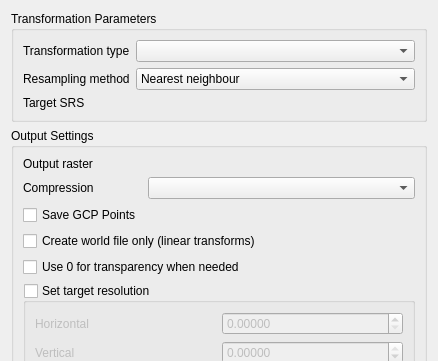
The window that src/plugins/georeferencer/qgstransformsettingsdialogbase.ui (carsmie/QGIS) describes before a commit, drawn with Qt 5; both pictures show x 0 to 438 and y 0 to 361 of the 438 by 702 pixel window.
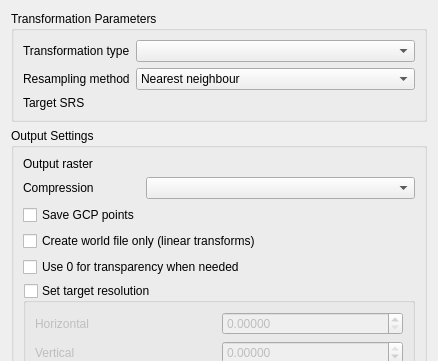
The same window after the commit. Custom widgets are drawn as their Qt base class.

Commit message: fix typo and HIG

Diff of the .ui file:
```diff
--- a/src/plugins/georeferencer/qgstransformsettingsdialogbase.ui
+++ b/src/plugins/georeferencer/qgstransformsettingsdialogbase.ui
@@ -162,7 +162,7 @@
       <item row="2" column="0">
        <widget class="QCheckBox" name="saveGcpCheckBox">
         <property name="text">
-         <string>Save GCP Points</string>
+         <string>Save GCP points</string>
         </property>
        </widget>
       </item>
```
The commit also changes 1 other file.
